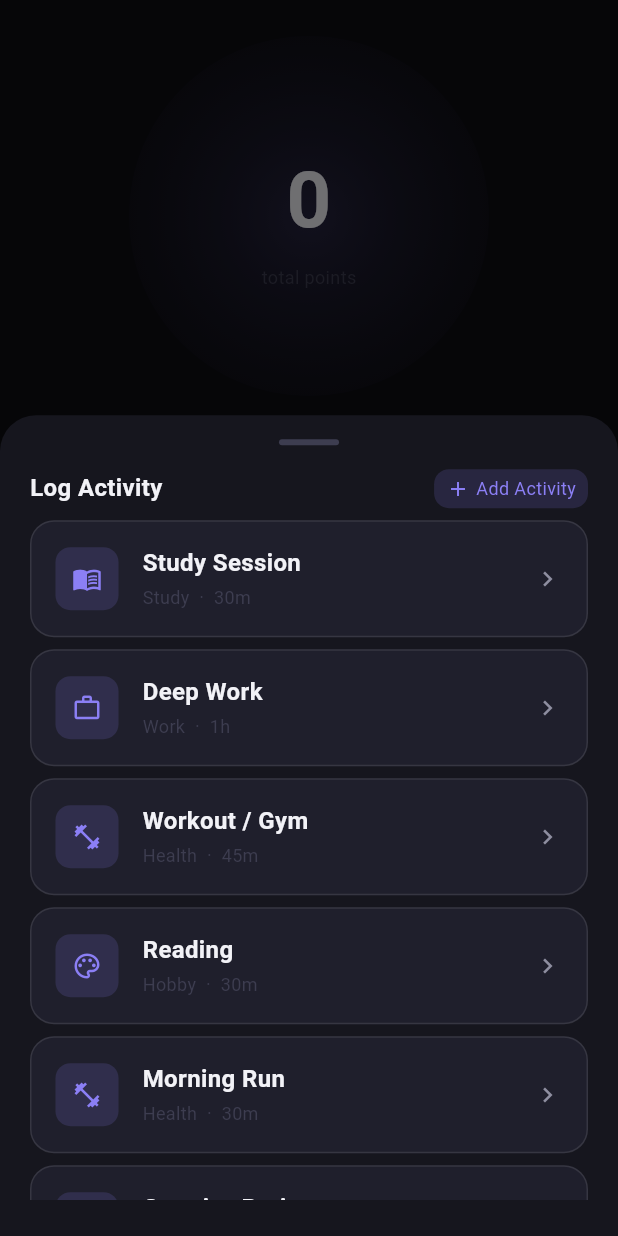
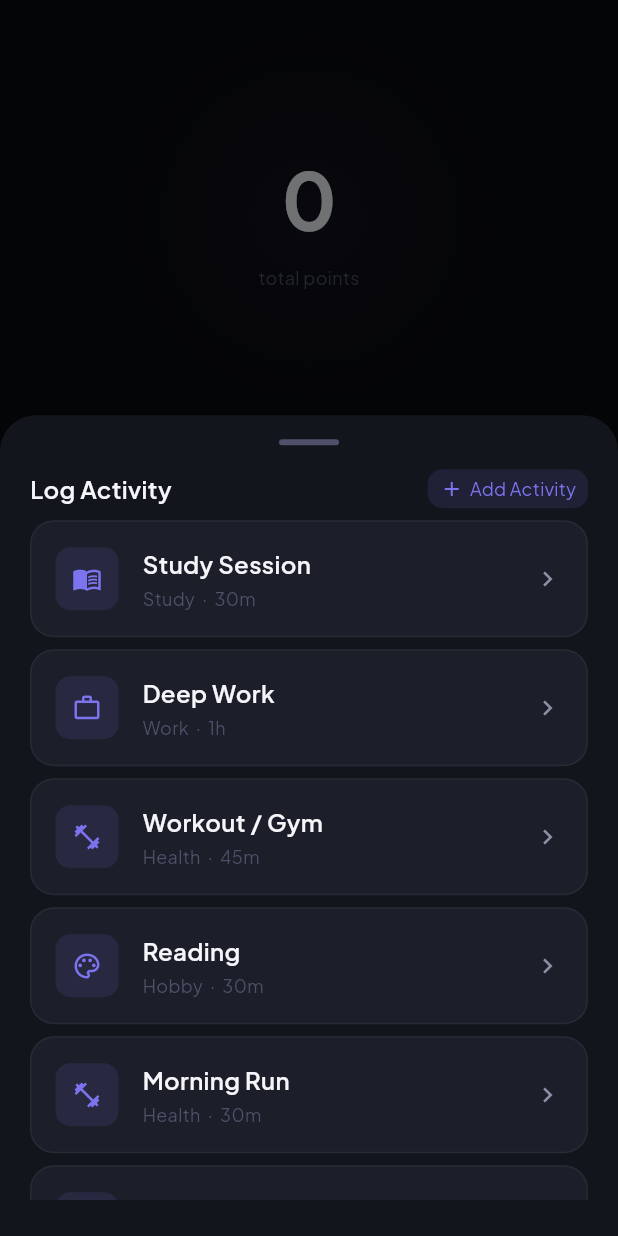
Before and after one commit to Reinvy/flutter-earnjoy, a Flutter app: the MainShell screen opened directly, after a tap on "Log Activity", on a phone screen of 412 x 824 dp. Run offline on Flutter 3.47's test engine with Material 3 defaults, Android fonts, the phone set to English and light mode, and no system bars; our stand-ins replace confetti, fl_chart, flutter_local_notifications, google_fonts, objectbox, share_plus and 2 more; missing offline and left inert: home_widget; accounts and stored records are empty; generated files the repository leaves out were written again.

Commit message:
feat: Update theme colors, enhance UI components, and integrate Google Fonts

```diff
--- a/lib/core/theme.dart
+++ b/lib/core/theme.dart
@@ -1,32 +1,81 @@
 import 'package:flutter/material.dart';
+import 'package:google_fonts/google_fonts.dart';
 
 class AppColors {
   // Background
-  static const background = Color(0xFF0D0D12);
-  static const surface = Color(0xFF16161E);
-  static const surfaceHigh = Color(0xFF1F1F2C);
+  static const background = Color(0xFF090A0E);
+  static const surface = Color(0xFF13151D);
+  static const surfaceHigh = Color(0xFF1C1E29);
 
   // Primary
-  static const primary = Color(0xFF8B7FF5);
-  static const primaryLight = Color(0xFFB8B0FF);
-  static const primaryDim = Color(0x288B7FF5);
+  static const primary = Color(0xFF7C74EE);
+  static const primaryLight = Color(0xFFB9B2FF);
+  static const primaryDim = Color(0x1F7C74EE);
 
   // Accent pair untuk gradient - hanya dipakai via AppGradients
-  static const gradientStart = Color(0xFF8B7FF5);
-  static const gradientEnd = Color(0xFF5EC4F0);
+  static const gradientStart = Color(0xFF7C74EE);
+  static const gradientEnd = Color(0xFFB9B2FF);
 
   // Text
-  static const textPrimary = Color(0xFFF2F2F7);
-  static const textSecondary = Color(0xFF8E8EA0);
-  static const textDisabled = Color(0xFF3D3D50);
+  static const textPrimary = Color(0xFFF5F6FA);
+  static const textSecondary = Color(0xFF8C8FA6);
+  static const textDisabled = Color(0xFF4E5169);
 
   // Semantic
-  static const success = Color(0xFF4ECFA0);
-  static const warning = Color(0xFFFFB547);
-  static const error = Color(0xFFFF6B6B);
+  static const success = Color(0xFF3EC193);
+  static const warning = Color(0xFFF5A623);
+  static const error = Color(0xFFEC5B5B);
 
   // Glass border
-  static const glassBorder = Color(0x1AFFFFFF);
+  static const glassBorder = Color(0x0DFFFFFF);
+
+  // Centralized Reward Category Colors
+  static const rewardFood = Color(0xFFFFAA5A);
+  static const rewardEntertainment = Color(0xFF7C74EE);
+  static const rewardShopping = Color(0xFFFF8EAD);
+  static const rewardExperience = Color(0xFF7CD1F9);
+  static const rewardSelfGrowth = Color(0xFF3EC193);
+  static const rewardRest = Color(0xFFB9B2FF);
+
+  // Centralized Badge Rarity Colors
+  static const rarityCommon = Color(0xFF8E92A8);
+  static const rarityRare = Color(0xFF5ABCF6);
+  static const rarityEpic = Color(0xFF7C74EE);
+  static const rarityLegendary = Color(0xFFF5A623);
+
+  // Centralized level/tier colors
+  static const tierNovice = Color(0xFF8E92A8);
+  static const tierApprentice = Color(0xFF5ABCF6);
+  static const tierPractitioner = Color(0xFF3EC193);
+  static const tierAchiever = Color(0xFFFF9E43);
+  static const tierExpert = Color(0xFFB287FF);
+  static const tierMaster = Color(0xFFEE5B5B);
+  static const tierLegend = Color(0xFFF5A623);
+
+  static Color rewardColorForCategory(String category) {
+    return switch (category) {
+      'food' => rewardFood,
+      'entertainment' => rewardEntertainment,
+      'shopping' => rewardShopping,
+      'experience' => rewardExperience,
+      'self_growth' => rewardSelfGrowth,
+      'rest' => rewardRest,
+      _ => textSecondary,
+    };
+  }
+
+  static Color tierColorFor(String tier) {
+    return switch (tier) {
+      'Novice' => tierNovice,
+      'Apprentice' => tierApprentice,
+      'Practitioner' => tierPractitioner,
+      'Achiever' => tierAchiever,
+      'Expert' => tierExpert,
+      'Master' => tierMaster,
+      'Legend' => tierLegend,
+      _ => tierApprentice,
+    };
+  }
 }
 
 class AppGradients {
@@ -37,9 +86,16 @@ class AppGradients {
     end: Alignment.bottomRight,
   );
 
+  // Subtle gradient for chips/card backgrounds
+  static const subtle = LinearGradient(
+    colors: [Color(0x147C74EE), Color(0x08B9B2FF)],
+    begin: Alignment.topLeft,
+    end: Alignment.bottomRight,
+  );
+
   // Subtle glow background - di belakang angka besar
   static const heroGlow = RadialGradient(
-    colors: [Color(0x338B7FF5), Color(0x00000000)],
+    colors: [Color(0x137C74EE), Color(0x00000000)],
     radius: 0.85,
   );
 
@@ -52,7 +108,7 @@ class AppGradients {
 
   // Card glassmorphism overlay
   static const glassOverlay = LinearGradient(
-    colors: [Color(0x1AFFFFFF), Color(0x05FFFFFF)],
+    colors: [Color(0x0AFFFFFF), Color(0x02FFFFFF)],
     begin: Alignment.topLeft,
     end: Alignment.bottomRight,
   );
@@ -113,6 +169,7 @@ class AppRadius {
 }
 
 ThemeData buildAppTheme() {
+  final fontFamily = GoogleFonts.plusJakartaSans().fontFamily;
   return ThemeData(
     scaffoldBackgroundColor: AppColors.background,
     colorScheme: const ColorScheme.dark(
@@ -120,6 +177,7 @@ ThemeData buildAppTheme() {
       primary: AppColors.primary,
       error: AppColors.error,
     ),
+    fontFamily: fontFamily,
     textTheme: const TextTheme(
       displayLarge: AppText.displayLarge,
       displaySmall: AppText.displaySmall,
--- a/lib/presentation/screens/home/home_screen.dart
+++ b/lib/presentation/screens/home/home_screen.dart
@@ -533,9 +533,9 @@ class _FatigueBanner extends StatelessWidget {
     return Container(
       padding: const EdgeInsets.all(AppSpacing.md),
       decoration: BoxDecoration(
-        color: const Color(0xFF8B4000).withValues(alpha: 0.15),
+        color: AppColors.warning.withValues(alpha: 0.12),
         borderRadius: BorderRadius.circular(AppRadius.md),
-        border: Border.all(color: const Color(0xFFFF8C00).withValues(alpha: 0.40)),
+        border: Border.all(color: AppColors.warning.withValues(alpha: 0.35)),
       ),
       child: Row(
         crossAxisAlignment: CrossAxisAlignment.start,
@@ -548,7 +548,7 @@ class _FatigueBanner extends StatelessWidget {
               children: [
                 Text('Tanda-tanda kelelahan terdeteksi',
                     style: AppText.title.copyWith(
-                      color: const Color(0xFFFF8C00), fontSize: 13)),
+                      color: AppColors.warning, fontSize: 13)),
                 const SizedBox(height: 4),
                 Text(insight, style: AppText.caption),
               ],
--- a/lib/presentation/screens/home/widgets/quest_carousel.dart
+++ b/lib/presentation/screens/home/widgets/quest_carousel.dart
@@ -217,11 +217,7 @@ class _BonusChip extends StatelessWidget {
     return Container(
       padding: const EdgeInsets.symmetric(horizontal: 7, vertical: 3),
       decoration: BoxDecoration(
-        gradient: const LinearGradient(
-          colors: [Color(0x408B7FF5), Color(0x405EC4F0)],
-          begin: Alignment.topLeft,
-          end: Alignment.bottomRight,
-        ),
+        gradient: AppGradients.subtle,
         borderRadius: BorderRadius.circular(AppRadius.full),
         border: Border.all(color: AppColors.primaryDim, width: 0.5),
       ),
--- a/lib/presentation/screens/profile/widgets/cloud_sync_card.dart
+++ b/lib/presentation/screens/profile/widgets/cloud_sync_card.dart
@@ -371,9 +371,9 @@ class _ErrorBanner extends StatelessWidget {
   Widget build(BuildContext context) {
     return Container(
       padding: const EdgeInsets.symmetric(horizontal: 16, vertical: 8),
-      decoration: const BoxDecoration(
-        color: Color(0x22FF6B6B),
-        border: Border(top: BorderSide(color: Color(0x44FF6B6B))),
+      decoration: BoxDecoration(
+        color: AppColors.error.withAlpha(30),
+        border: const Border(top: BorderSide(color: AppColors.glassBorder)),
       ),
       child: Row(
         children: [
@@ -402,33 +402,33 @@ class _ConfigWarning extends StatelessWidget {
       margin: const EdgeInsets.fromLTRB(16, 0, 16, 16),
       padding: const EdgeInsets.all(12),
       decoration: BoxDecoration(
-        color: const Color(0x22F59E0B),
+        color: AppColors.warning.withAlpha(30),
         borderRadius: BorderRadius.circular(10),
-        border: Border.all(color: const Color(0x44F59E0B)),
+        border: Border.all(color: AppColors.warning.withAlpha(60)),
       ),
-      child: const Column(
+      child: Column(
         crossAxisAlignment: CrossAxisAlignment.start,
         children: [
           Row(
             children: [
-              Icon(Icons.info_outline, size: 14, color: Color(0xFFF59E0B)),
-              SizedBox(width: 6),
+              const Icon(Icons.info_outline, size: 14, color: AppColors.warning),
+              const SizedBox(width: 6),
               Text(
                 'Setup Diperlukan',
                 style: TextStyle(
-                  color: Color(0xFFF59E0B),
+                  color: AppColors.warning,
                   fontSize: 12,
                   fontWeight: FontWeight.w700,
                 ),
               ),
             ],
           ),
-          SizedBox(height: 6),
-          Text(
+          const SizedBox(height: 6),
+          const Text(
             '1. Buat project di supabase.com (gratis)\n'
             '2. Isi SUPABASE_URL & SUPABASE_ANON_KEY di lib/core/supabase_config.dart\n'
             '3. Jalankan SQL schema dari docs/supabase_schema.sql',
-            style: TextStyle(color: Color(0xFFF59E0B), fontSize: 11, height: 1.5),
+            style: TextStyle(color: AppColors.warning, fontSize: 11, height: 1.5),
           ),
         ],
       ),
--- a/lib/presentation/screens/social/social_screen.dart
+++ b/lib/presentation/screens/social/social_screen.dart
@@ -38,9 +38,7 @@ class SocialScreen extends StatelessWidget {
                         'Social',
                         style: AppText.displaySmall.copyWith(
                           foreground: Paint()
-                            ..shader = const LinearGradient(
-                              colors: [AppColors.gradientStart, AppColors.gradientEnd],
-                            ).createShader(const Rect.fromLTWH(0, 0, 200, 40)),
+                            ..shader = AppGradients.primary.createShader(const Rect.fromLTWH(0, 0, 200, 40)),
                         ),
                       ),
                       Text('Accountability bersama teman', style: AppText.body),
@@ -96,11 +94,7 @@ class _ProfileCard extends StatelessWidget {
         color: AppColors.surface,
         borderRadius: BorderRadius.circular(AppRadius.lg),
         border: Border.all(color: AppColors.glassBorder),
-        gradient: const LinearGradient(
-          colors: [Color(0x0D8B7FF5), Color(0x055EC4F0)],
-          begin: Alignment.topLeft,
-          end: Alignment.bottomRight,
-        ),
+        gradient: AppGradients.subtle,
       ),
       child: Column(
         crossAxisAlignment: CrossAxisAlignment.start,
--- a/lib/presentation/screens/social/widgets/partner_card.dart
+++ b/lib/presentation/screens/social/widgets/partner_card.dart
@@ -165,9 +165,7 @@ class DuelProgressCard extends StatelessWidget {
                       duel.myPoints.toStringAsFixed(0),
                       style: AppText.displaySmall.copyWith(
                         foreground: Paint()
-                          ..shader = const LinearGradient(
-                            colors: [AppColors.gradientStart, AppColors.gradientEnd],
-                          ).createShader(const Rect.fromLTWH(0, 0, 100, 30)),
+                          ..shader = AppGradients.primary.createShader(const Rect.fromLTWH(0, 0, 100, 30)),
                       ),
                       textAlign: TextAlign.center,
                     ),
--- a/pubspec.yaml
+++ b/pubspec.yaml
@@ -34,6 +34,7 @@ dependencies:
   # The following adds the Cupertino Icons font to your application.
   # Use with the CupertinoIcons class for iOS style icons.
   cupertino_icons: ^1.0.8
+  google_fonts: ^6.2.1
   provider: ^6.1.2
   objectbox: ^4.0.0
   objectbox_flutter_libs: ^4.0.0
```
Also changed, not shown: lib/presentation/screens/insights/insights_screen.dart (+19 -19 lines), lib/presentation/screens/profile/widgets/badge_grid.dart (+5 -5 lines), lib/presentation/screens/reward/widgets/reward_card.dart (+1 -9 lines), lib/presentation/screens/reward/widgets/template_card.dart (+1 -9 lines), lib/presentation/widgets/level_up_dialog.dart (+1 -18 lines), pubspec.lock.
